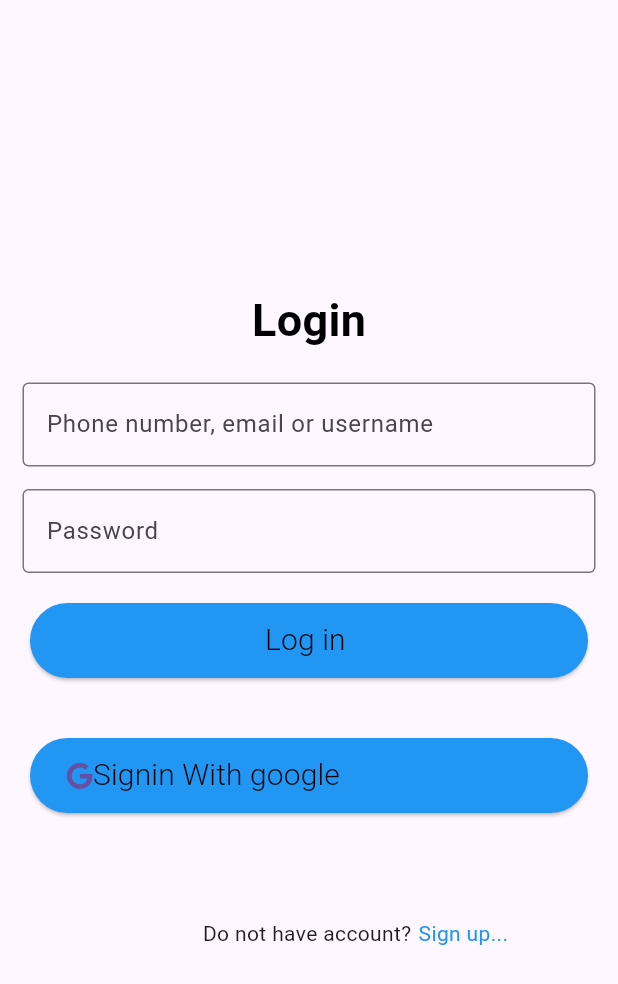
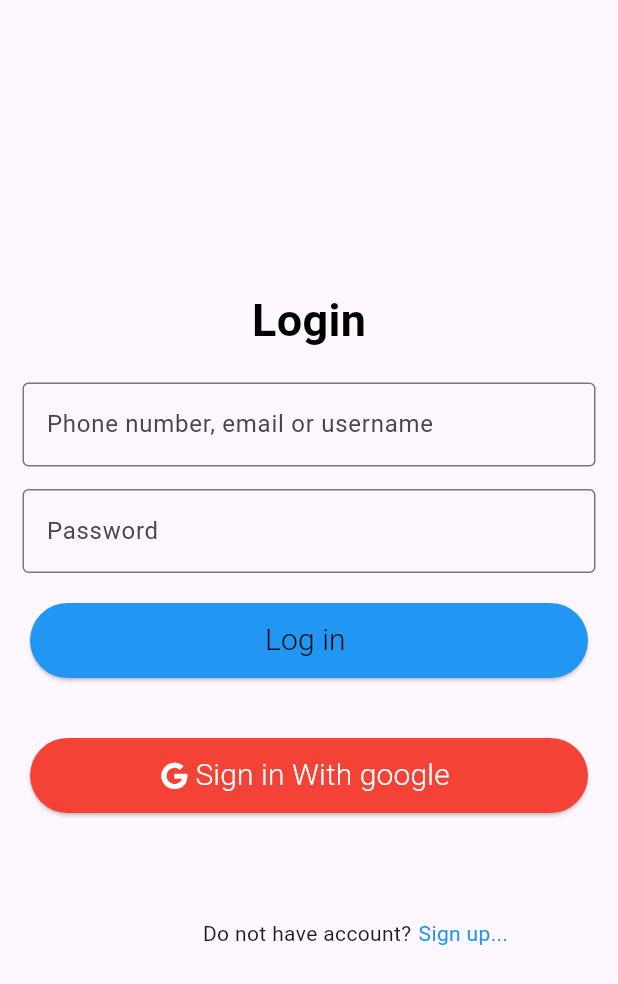
Before and after one commit to MostakAhmedShahad/firebase_authentication_flutter, a Flutter app: the screen it shows after launch, on a phone screen of 412 x 824 dp. Shown: the top 984 px of the screen. Run offline on Flutter 3.47's test engine with Material 3 defaults, Android fonts, the phone set to English and light mode, and no system bars; our stand-ins replace firebase_auth, firebase_core, fluttertoast, font_awesome_flutter; accounts and stored records are empty.

Commit message:
google_account

```diff
--- a/lib/features/user_auth/presentation/pages/login_page.dart
+++ b/lib/features/user_auth/presentation/pages/login_page.dart
@@ -128,14 +128,16 @@ class _LoginPageState extends State<LoginPage> {
                 padding: const EdgeInsets.all(20.0),
                 child: ElevatedButton(
                   style: ButtonStyle(
-                    backgroundColor: MaterialStateProperty.all<Color>(Colors.blue),
+                    backgroundColor: MaterialStateProperty.all<Color>(Colors.red),
                   ),
                   child:  Row(
+                    mainAxisAlignment: MainAxisAlignment.center,
                     children: [
-                      Icon(FontAwesomeIcons.google),
+                      Icon(FontAwesomeIcons.google,color: Colors.white,),
+                      SizedBox( width: 5),
                       Text(
-                        'Signin With google ',
-                        style: TextStyle(color: Colors.black,fontWeight: FontWeight.w300, fontSize: 20),
+                        'Sign in With google ',
+                        style: TextStyle(color: Colors.white,fontWeight: FontWeight.w300, fontSize: 20),
                       ),
                     ],
                   ),
```
